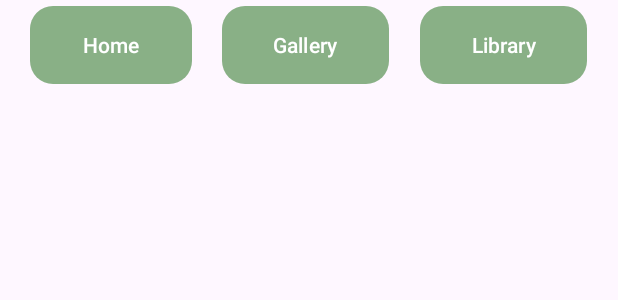
After one commit to 78RainDrops/eAnimify, an Android app: the layout menu_buttons.xml on its own in the app's theme, with its tools: preview values and no code run, on a phone screen of 412 x 824 dp. The commit adds this screen. Shown: the top 300 px of the screen. Run offline under Robolectric (Android 15) with nearby library versions, the phone set to English and light mode, and no system bars.

Commit message:
Working on the navigation

```diff
--- a/app/src/main/res/layout/app_bar_main.xml
+++ b/app/src/main/res/layout/app_bar_main.xml
@@ -32,7 +32,8 @@
         android:layout_gravity="bottom|end"
         android:layout_margin="16dp"
         app:backgroundTint="@color/login_form_background"
-        app:srcCompat="@drawable/camera_icon" />
+        app:srcCompat="@drawable/camera_icon"
+        android:contentDescription="@string/camera_button_description"/>
 
 
 </androidx.coordinatorlayout.widget.CoordinatorLayout>
--- /dev/null
+++ b/app/src/main/res/layout/menu_buttons.xml
@@ -0,0 +1,53 @@
+<?xml version="1.0" encoding="utf-8"?>
+<LinearLayout xmlns:android="http://schemas.android.com/apk/res/android"
+    xmlns:app="http://schemas.android.com/apk/res-auto"
+    android:id="@+id/buttonLayout"
+    android:layout_width="match_parent"
+    android:layout_height="wrap_content"
+    android:orientation="horizontal">
+
+    <View
+        android:layout_width="0dp"
+        android:layout_height="0dp"
+        android:layout_weight="1" />
+
+            <com.google.android.material.button.MaterialButton
+                android:id="@+id/btn_home"
+                android:layout_width="wrap_content"
+                android:layout_height="60dp"
+                android:layout_weight="1"
+                android:text="@string/menu_home"
+                android:textColor="@color/white"
+                app:backgroundTint="@drawable/button_bg_color"
+                app:cornerRadius="15dp" />
+            <View
+                android:layout_width="0dp"
+                android:layout_height="0dp"
+                android:layout_weight="1" />
+            <com.google.android.material.button.MaterialButton
+                android:id="@+id/btn_gallery"
+                android:layout_width="wrap_content"
+                android:layout_height="60dp"
+                android:layout_weight="1"
+                android:text="@string/menu_gallery"
+                android:textColor="@color/white"
+                app:backgroundTint="@drawable/button_bg_color"
+                app:cornerRadius="15dp" />
+            <View
+                android:layout_width="0dp"
+                android:layout_height="0dp"
+                android:layout_weight="1" />
+            <com.google.android.material.button.MaterialButton
+                android:id="@+id/btn_animal_library"
+                android:layout_width="wrap_content"
+                android:layout_height="60dp"
+                android:layout_weight="1"
+                android:text="@string/menu_library"
+                android:textColor="@color/white"
+                app:backgroundTint="@drawable/button_bg_color"
+                app:cornerRadius="15dp"/>
+            <View
+                android:layout_width="0dp"
+                android:layout_height="0dp"
+                android:layout_weight="1" />
+        </LinearLayout>
--- a/app/src/main/res/navigation/mobile_navigation.xml
+++ b/app/src/main/res/navigation/mobile_navigation.xml
@@ -18,7 +18,7 @@
         tools:layout="@layout/fragment_gallery" />
 
     <fragment
-        android:id="@+id/nav_slideshow"
+        android:id="@+id/nav_animal_library"
         android:name="com.rcm.eanimify.ui.animalLibrary.AnimalLibraryFragment"
         android:label="@string/menu_slideshow"
         tools:layout="@layout/fragment_animal_library" />
--- a/app/src/main/res/values/strings.xml
+++ b/app/src/main/res/values/strings.xml
@@ -34,6 +34,7 @@
     <string name="menu_gallery">Gallery</string>
     <string name="menu_slideshow">Animal Library</string>
     <string name="menu_library">Library</string>
+    <string name="camera_button_description">Take a photo</string>
 
 
 </resources>
```
Also changed, not shown: app/src/main/java/com/rcm/eanimify/MainActivity.java (+45 -41 lines), app/src/main/res/layout/activity_main.xml (+11 -9 lines), app/src/main/res/layout/content_main.xml (+53 -41 lines).
